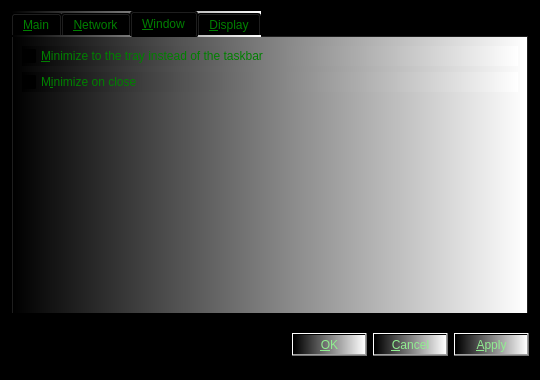
The window that src/qt/forms/optionsdialog.ui (gridcoin/Gridcoin-master) describes before a commit, drawn with Qt 5.
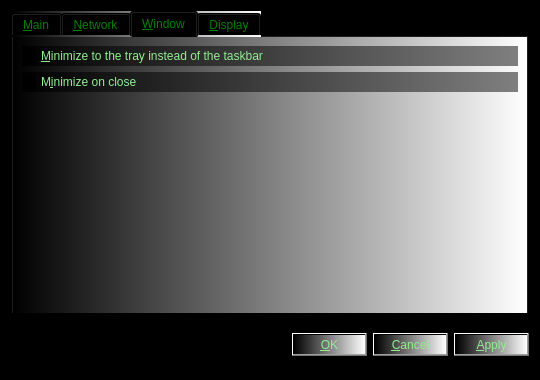
The same window after the commit. The open tabs and pages were chosen to show the change. Custom widgets are drawn as their Qt base class.

The edit to the form file:
```diff
--- a/src/qt/forms/optionsdialog.ui
+++ b/src/qt/forms/optionsdialog.ui
@@ -787,6 +787,12 @@
          <property name="toolTip">
           <string>Show only a tray icon after minimizing the window.</string>
          </property>
+         <property name="styleSheet">
+          <string notr="true">
+background-color:qlineargradient(spread:pad, x1:0, y1:0, x2:1, y2:0, stop:0 rgba(0, 0, 0, 255), stop:1 rgba(127, 127, 127, 255));
+color:lightgreen;
+</string>
+         </property>
          <property name="text">
           <string>&amp;Minimize to the tray instead of the taskbar</string>
          </property>
@@ -797,6 +803,12 @@
          <property name="toolTip">
           <string>Minimize instead of exit the application when the window is closed. When this option is enabled, the application will be closed only after selecting Quit in the menu.</string>
          </property>
+         <property name="styleSheet">
+          <string notr="true">
+background-color:qlineargradient(spread:pad, x1:0, y1:0, x2:1, y2:0, stop:0 rgba(0, 0, 0, 255), stop:1 rgba(127, 127, 127, 255));
+color:lightgreen;
+</string>
+         </property>
          <property name="text">
           <string>M&amp;inimize on close</string>
          </property>
```
